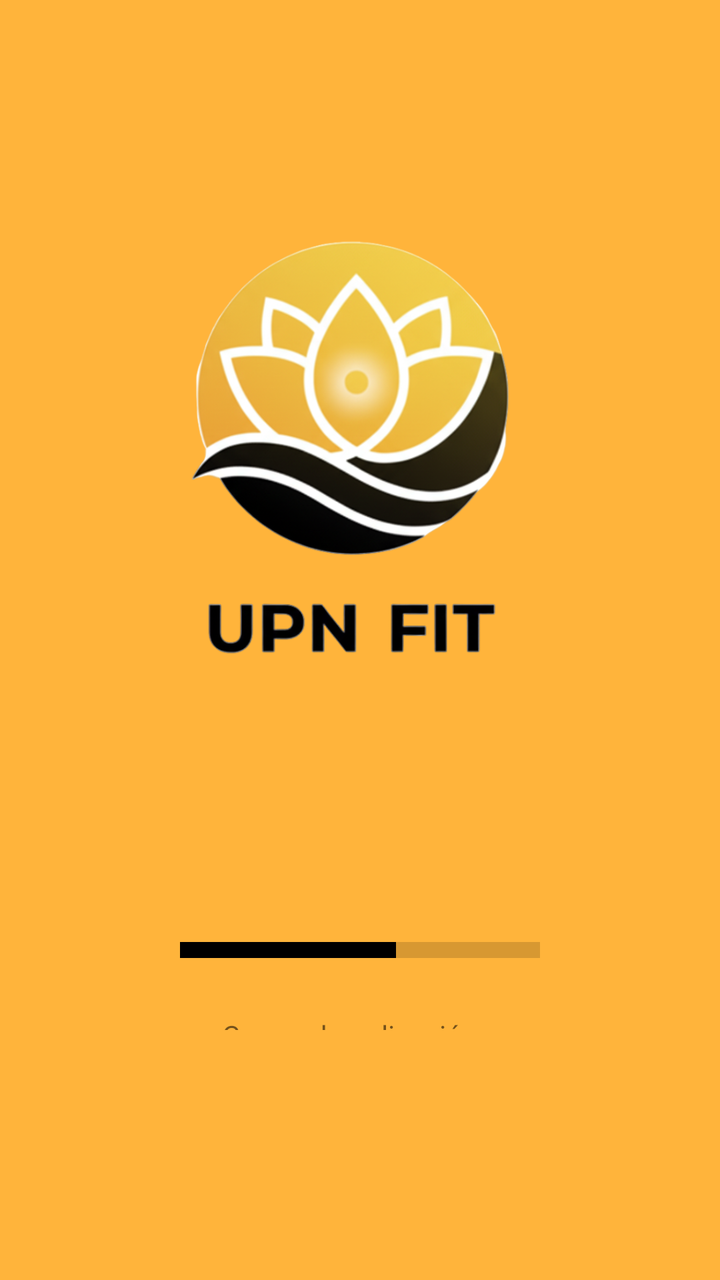
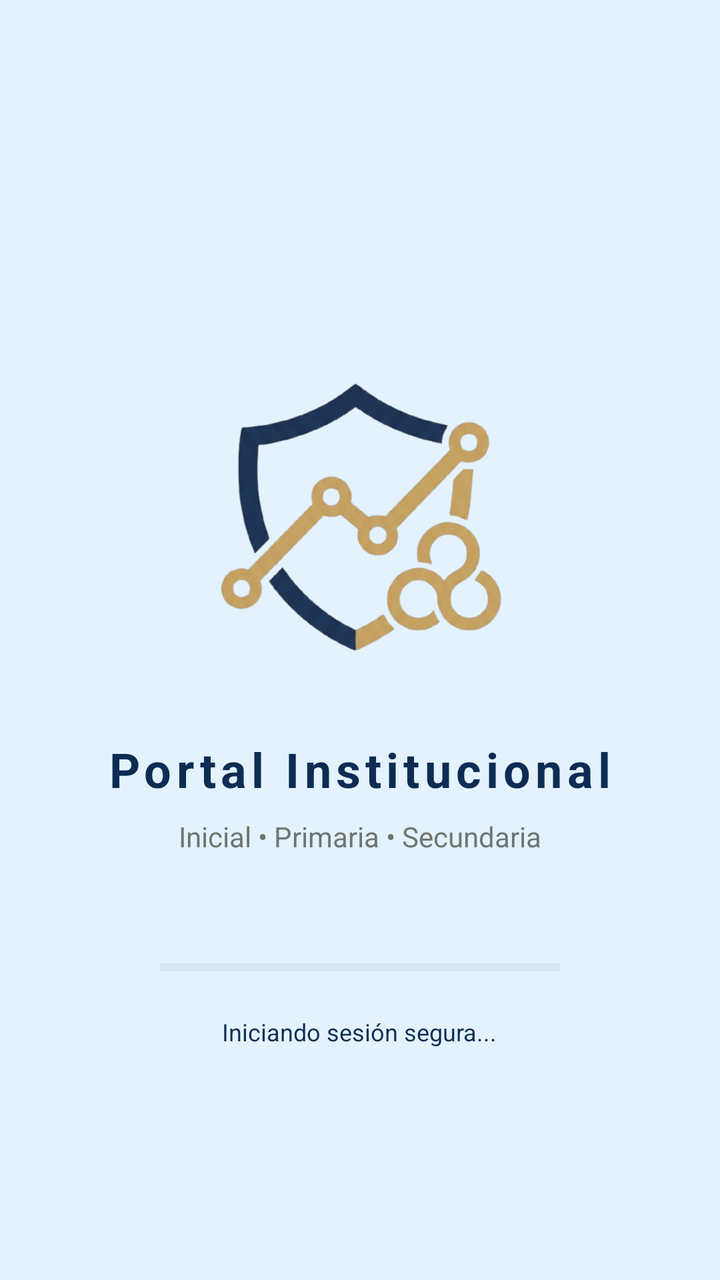

Before-and-after screenshots of an Android layout around one commit, followed by the original layout XML and the change that was made.
<!-- AndroidManifest.xml: application theme Theme.UPNFit -->
<!-- res/layout/activity_carga.xml -->
<?xml version="1.0" encoding="utf-8"?>
<androidx.constraintlayout.widget.ConstraintLayout xmlns:android="http://schemas.android.com/apk/res/android"
    xmlns:app="http://schemas.android.com/apk/res-auto"
    xmlns:tools="http://schemas.android.com/tools"
    android:id="@+id/main"
    android:layout_width="match_parent"
    android:layout_height="match_parent"
    android:background="@color/amarillo_upn"
    tools:context=".actividades.CargaActivity">

    <LinearLayout
        android:layout_width="match_parent"
        android:layout_height="match_parent"
        android:orientation="vertical"
        android:gravity="center_vertical"
        android:layout_margin="15dp">

        <ImageView
            android:layout_width="match_parent"
            android:layout_height="437dp"
            android:src="@drawable/logo" />

        <ProgressBar
            android:id="@+id/carBarCarga"
            android:layout_width="match_parent"
            android:layout_height="wrap_content"
            android:layout_marginHorizontal="70dp"
            android:padding="5dp"
            android:scaleY="2"
            android:max="100"
            android:progress="60"
            android:progressTint="@color/progressBar"
            style="?android:attr/progressBarStyleHorizontal"
            android:layout_marginVertical="20dp" />

        <TextView
            android:layout_width="match_parent"
            android:layout_height="wrap_content"
            android:layout_marginBottom="100dp"
            android:gravity="center_horizontal"
            android:text="@string/carLblMensaje"/>

        <TextView
            android:id="@+id/txtFrase"
            android:layout_width="match_parent"
            android:layout_height="wrap_content"
            android:text="Cargando motivación..."
            android:gravity="center"
            android:textSize="16sp"
            android:textColor="@color/black"
            android:padding="12dp"
            android:layout_marginBottom="20dp" />
    </LinearLayout>

</androidx.constraintlayout.widget.ConstraintLayout>
<!-- resources referenced by this layout -->
<resources>
  <color name="amarillo_upn">#ffb43b</color>
  <color name="black">#FF000000</color>
  <color name="progressBar">#000000</color>
  <!-- drawable logo: png bitmap (drawable, 433263 bytes) -->
  <string name="carLblMensaje">Cargando aplicación...</string>
  <style name="Theme.UPNFit" parent="Theme.MaterialComponents.DayNight.NoActionBar">
          
          <item name="colorPrimary">@color/purple_500</item>
          <item name="colorPrimaryVariant">@color/purple_700</item>
          <item name="colorOnPrimary">@color/white</item>
          
          <item name="colorSecondary">@color/teal_200</item>
          <item name="colorSecondaryVariant">@color/teal_700</item>
          <item name="colorOnSecondary">@color/black</item>
          
          <item name="android:statusBarColor">?attr/colorPrimaryVariant</item>
          
      </style>
  <color name="purple_500">#FF6200EE</color>
  <color name="purple_700">#FF3700B3</color>
  <color name="white">#FFFFFF</color>
  <color name="teal_200">#FF03DAC5</color>
  <color name="teal_700">#FF018786</color>
</resources>

<!-- the commit's change to res/layout/activity_carga.xml (unified diff, before → after) -->
@@ -5,51 +5,58 @@
     android:id="@+id/main"
     android:layout_width="match_parent"
     android:layout_height="match_parent"
-    android:background="@color/amarillo_upn"
-    tools:context=".actividades.CargaActivity">
+    android:background="@color/azulino_claro">
 
     <LinearLayout
         android:layout_width="match_parent"
-        android:layout_height="match_parent"
+        android:layout_height="wrap_content"
+        android:gravity="center"
         android:orientation="vertical"
-        android:gravity="center_vertical"
-        android:layout_margin="15dp">
+        app:layout_constraintBottom_toBottomOf="parent"
+        app:layout_constraintTop_toTopOf="parent">
 
         <ImageView
-            android:layout_width="match_parent"
-            android:layout_height="437dp"
-            android:src="@drawable/logo" />
+            android:id="@+id/imgLogoCarga"
+            android:layout_width="220dp"
+            android:layout_height="220dp"
+            android:layout_marginBottom="32dp"
+            android:src="@drawable/gemini_generated_image_f3dscmf3dscmf3ds_removebg_preview" />
+
+        <TextView
+            android:layout_width="wrap_content"
+            android:layout_height="wrap_content"
+            android:text="@string/portal_institucional"
+            android:textColor="@color/azul_marino"
+            android:textSize="24sp"
+            android:textStyle="bold"
+            android:letterSpacing="0.1" />
+
+        <TextView
+            android:layout_width="wrap_content"
+            android:layout_height="wrap_content"
+            android:layout_marginTop="8dp"
+            android:text="@string/niveles_educativos"
+            android:textColor="@color/gris_upn"
+            android:textSize="14sp" />
 
         <ProgressBar
             android:id="@+id/carBarCarga"
-            android:layout_width="match_parent"
+            style="?android:attr/progressBarStyleHorizontal"
+            android:layout_width="200dp"
             android:layout_height="wrap_content"
-            android:layout_marginHorizontal="70dp"
-            android:padding="5dp"
-            android:scaleY="2"
-            android:max="100"
-            android:progress="60"
-            android:progressTint="@color/progressBar"
-            style="?android:attr/progressBarStyleHorizontal"
-            android:layout_marginVertical="20dp" />
-
-        <TextView
-            android:layout_width="match_parent"
-            android:layout_height="wrap_content"
-            android:layout_marginBottom="100dp"
-            android:gravity="center_horizontal"
-            android:text="@string/carLblMensaje"/>
+            android:layout_marginTop="48dp"
+            android:progressTint="@color/azul_marino"
+            android:progressBackgroundTint="#330D2C54" />
 
         <TextView
             android:id="@+id/txtFrase"
-            android:layout_width="match_parent"
+            android:layout_width="wrap_content"
             android:layout_height="wrap_content"
-            android:text="Cargando motivación..."
-            android:gravity="center"
-            android:textSize="16sp"
-            android:textColor="@color/black"
-            android:padding="12dp"
-            android:layout_marginBottom="20dp" />
+            android:layout_marginTop="16dp"
+            android:text="Iniciando sesión segura..."
+            android:textColor="@color/azul_marino"
+            android:textSize="12sp" />
+
     </LinearLayout>
 
 </androidx.constraintlayout.widget.ConstraintLayout>
<!-- resource entries referenced after the edit -->
@@ -1,10 +1,12 @@
 <!-- resources referenced by this layout -->
 <resources>
-  <color name="amarillo_upn">#ffb43b</color>
+  <color name="azul_marino">#0D2C54</color>
+  <color name="azulino_claro">#E3F2FD</color>
+  <color name="gris_upn">#717571</color>
+  <!-- drawable gemini_generated_image_f3dscmf3dscmf3ds_removebg_preview: png bitmap (drawable, 120591 bytes) -->
+  <string name="niveles_educativos">Inicial • Primaria • Secundaria</string>
+  <string name="portal_institucional">Portal Institucional</string>
   <color name="black">#FF000000</color>
-  <color name="progressBar">#000000</color>
-  <!-- drawable logo: png bitmap (drawable, 433263 bytes) -->
-  <string name="carLblMensaje">Cargando aplicación...</string>
   <style name="Theme.UPNFit" parent="Theme.MaterialComponents.DayNight.NoActionBar">
           
           <item name="colorPrimary">@color/purple_500</item>
